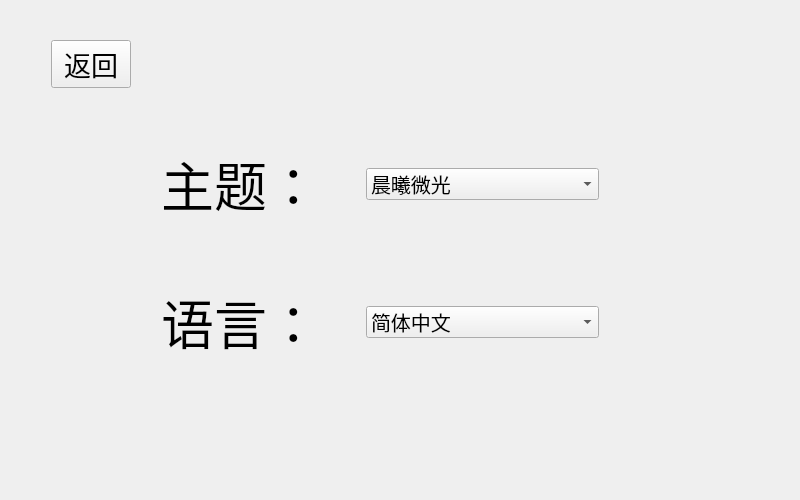
MeoRinLime/TomClock, file TomClock_QtCreator/screenUi/settings.ui: the form before one commit.
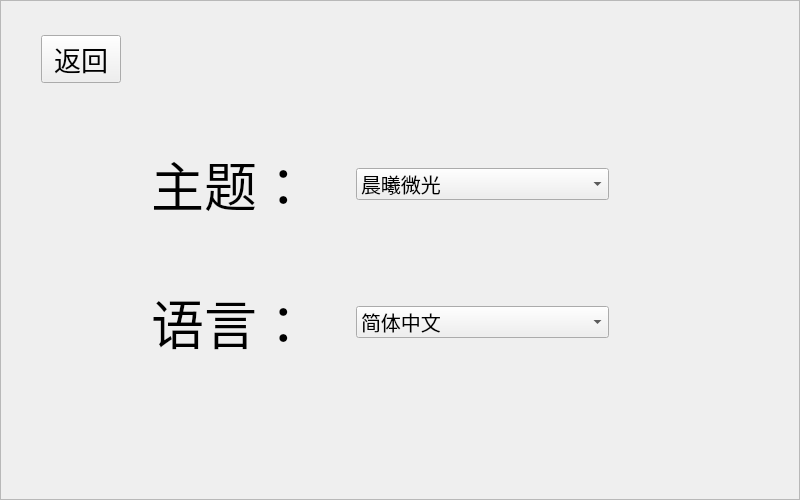
The form after the commit. Icons and pictures are not drawn.

Diff of the .ui file:
```diff
--- a/TomClock_QtCreator/screenUi/settings.ui
+++ b/TomClock_QtCreator/screenUi/settings.ui
@@ -26,8 +26,49 @@
   <property name="styleSheet">
    <string notr="true"/>
   </property>
+  <layout class="QGridLayout" name="gridLayout_2">
+   <property name="leftMargin">
+    <number>0</number>
+   </property>
+   <property name="topMargin">
+    <number>0</number>
+   </property>
+   <property name="rightMargin">
+    <number>0</number>
+   </property>
+   <property name="bottomMargin">
+    <number>0</number>
+   </property>
+   <item row="0" column="0">
+    <widget class="QFrame" name="frame">
+     <property name="minimumSize">
+      <size>
+       <width>0</width>
+       <height>0</height>
+      </size>
+     </property>
+     <property name="frameShape">
+      <enum>QFrame::StyledPanel</enum>
+     </property>
+     <property name="frameShadow">
+      <enum>QFrame::Raised</enum>
+     </property>
   <layout class="QGridLayout" name="gridLayout">
+      <property name="leftMargin">
+       <number>0</number>
+      </property>
+      <property name="topMargin">
+       <number>0</number>
+      </property>
+      <property name="rightMargin">
+       <number>0</number>
+      </property>
+      <property name="bottomMargin">
+       <number>0</number>
+      </property>
    <item row="0" column="0">
+       <layout class="QVBoxLayout" name="verticalLayout_5">
+        <item>
     <layout class="QHBoxLayout" name="horizontalLayout_5">
      <item>
       <layout class="QVBoxLayout" name="verticalLayout_3">
@@ -147,7 +188,7 @@
      </item>
     </layout>
    </item>
-   <item row="1" column="0">
+        <item>
     <layout class="QHBoxLayout" name="horizontalLayout_7">
      <item>
       <spacer name="horizontalSpacer">
@@ -455,7 +496,7 @@
      </item>
     </layout>
    </item>
-   <item row="2" column="0">
+        <item>
     <spacer name="verticalSpacer_7">
      <property name="orientation">
       <enum>Qt::Vertical</enum>
@@ -467,6 +508,11 @@
       </size>
      </property>
     </spacer>
+        </item>
+       </layout>
+      </item>
+     </layout>
+    </widget>
    </item>
   </layout>
  </widget>
```
Lines whose indentation alone changed are shown as unchanged.
